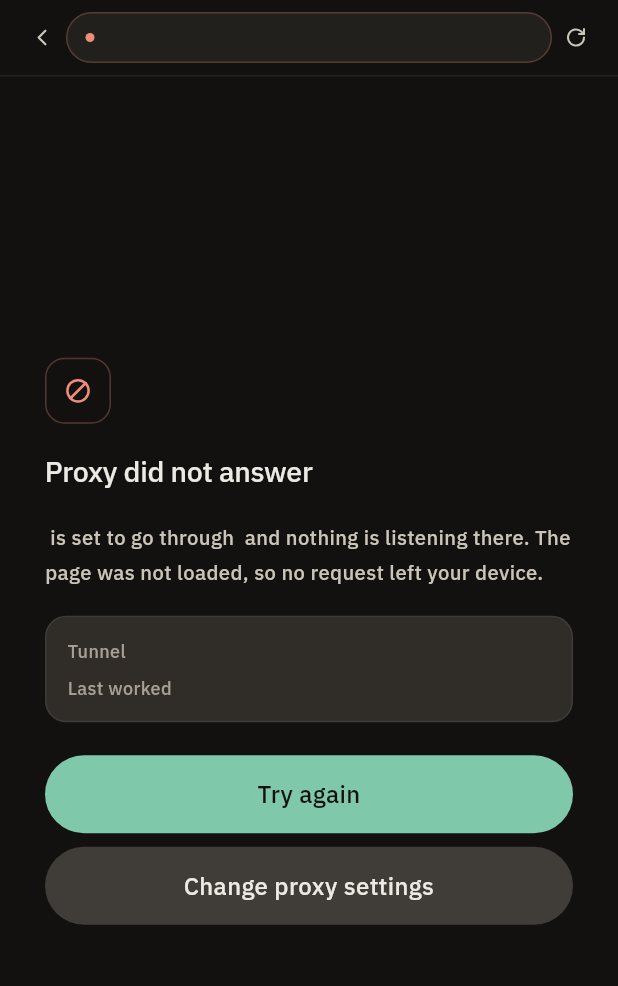
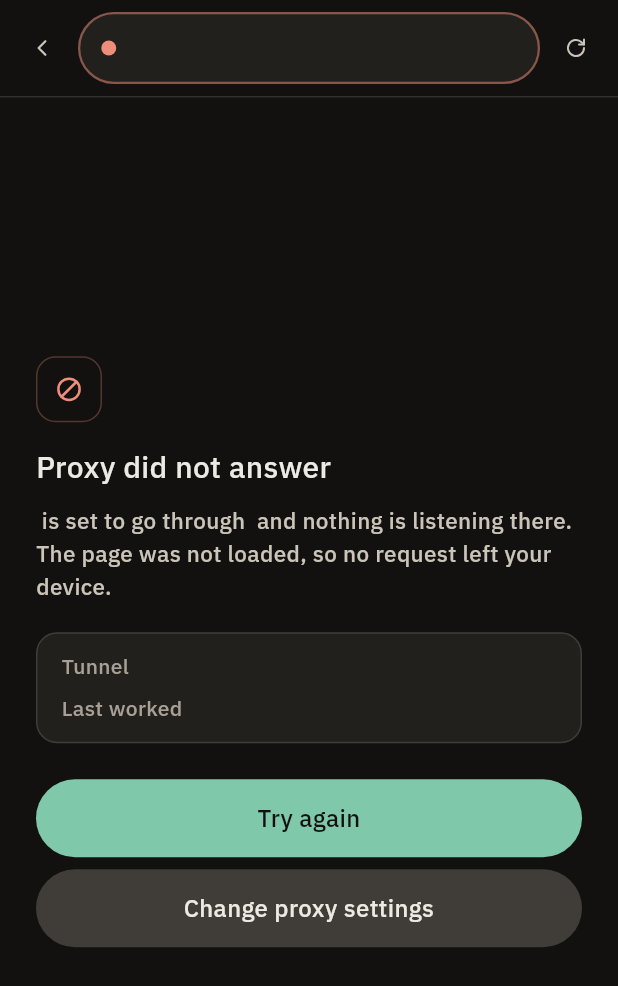
Before and after one commit to narkytypey/flutter-app, a Flutter app: the ProxyUnreachableScreen screen opened directly with empty values, on a phone screen of 412 x 824 dp. Shown: the top 986 px of the screen. Run offline on Flutter 3.47's test engine with Material 3 defaults, Android fonts, the phone set to English and light mode, and no system bars; our stand-ins replace flutter_riverpod, sqflite_sqlcipher; accounts and stored records are empty; project files that could hold a hidden picture were left out.

Commit message:
feat(restyle-v2): sheets and failure states (Plan 23 Task 5)
6a: Keep blocked is the jade action, Allow once neutral (colour only;
words, order and handlers unchanged). 6c: v2 toggles, Edit the one jade
in a 48 dp target, blocked counts in Mono, rows min 56. 7b: the wipe row
joins Remove site in danger. 7c: Discard stays jade. 8b: Open without the
tunnel is PillTone.dangerText 24 dp below Change proxy settings, shown
exactly as before. 8c: banner on the danger wash, Reconnect jade on
on-jade. Every host wraps after its dots (host_text). Literal sizes moved
to T.* roles; retired aliases replaced.

Co-Authored-By: Claude Opus 5.5 <noreply@anthropic.com>
Claude-Session: https://claude.ai/code/session_01QyqEG8RQbm9YYwPZyH8KTn

```diff
--- a/lib/ui/features/in_page/views/proxy_unreachable_screen.dart
+++ b/lib/ui/features/in_page/views/proxy_unreachable_screen.dart
@@ -1,6 +1,7 @@
 import 'package:flutter/material.dart';
 
 import '../../../../domain/models/route_failure_copy.dart';
+import '../../../core/host_text.dart';
 import '../../../core/icons.dart';
 import '../../../core/tokens.dart';
 import '../../../core/typography.dart';
@@ -48,10 +49,10 @@ class ProxyUnreachableScreen extends StatelessWidget {
       body: SafeArea(
         child: Column(
           children: [
-            _TunnelHeader(host: host),
+            TunnelHeader(host: host),
             Expanded(
               child: CenteredScroll(
-                padding: const EdgeInsets.symmetric(horizontal: 30),
+                padding: const EdgeInsets.symmetric(horizontal: S.s6),
                 child: Column(
                   mainAxisAlignment: MainAxisAlignment.center,
                   crossAxisAlignment: CrossAxisAlignment.start,
@@ -66,49 +67,46 @@ class ProxyUnreachableScreen extends StatelessWidget {
                       ),
                       child: const AppIcon(AppGlyph.refused, size: 20, color: C.danger),
                     ),
-                    const SizedBox(height: 18),
-                    Text(
-                      proxyFailureHeadline(failure),
-                      style: ui(size: 19, weight: 600, letterSpacing: -0.19),
-                    ),
+                    const SizedBox(height: S.s4),
+                    Text(proxyFailureHeadline(failure), style: T.sheetTitle),
                     if (detail != null) ...[
-                      const SizedBox(height: 18),
-                      Text(
-                        detail,
-                        style: ui(size: 13.5, height: 1.7, color: C.textMuted),
-                      ),
+                      const SizedBox(height: S.s3),
+                      Text(detail, style: T.bodyMuted),
                     ],
-                    const SizedBox(height: 18),
+                    const SizedBox(height: S.s5),
                     Container(
                       width: double.infinity,
-                      padding: const EdgeInsets.symmetric(horizontal: 14, vertical: 13),
+                      padding: const EdgeInsets.symmetric(horizontal: S.s4, vertical: S.s3),
                       decoration: BoxDecoration(
-                        color: C.sheet,
-                        borderRadius: BorderRadius.circular(14),
-                        border: Border.all(color: C.line08),
+                        color: C.surface,
+                        borderRadius: BorderRadius.circular(R.input),
+                        border: Border.all(color: C.line),
                       ),
                       child: Column(
                         children: [
                           _InfoRow(label: 'Tunnel', value: tunnelDescriptor),
-                          const SizedBox(height: 7),
+                          const SizedBox(height: S.s2),
                           _InfoRow(label: 'Last worked', value: lastWorkedLabel),
                         ],
                       ),
                     ),
-                    const SizedBox(height: 22),
+                    const SizedBox(height: S.s6),
                     PillButton(label: 'Try again', tone: PillTone.primary, onTap: onTryAgain),
-                    const SizedBox(height: 9),
+                    const SizedBox(height: S.s2),
                     PillButton(label: 'Change proxy settings', onTap: onChangeProxySettings),
+                    // The risky choice is text, set apart (restyle v2 §5,
+                    // §8): it must not carry a button's weight beside the
+                    // safe ones.
                     if (onOpenWithoutTunnel case final openDirect?) ...[
-                      const SizedBox(height: 9),
+                      const SizedBox(height: S.s6),
                       PillButton(
                         label: 'Open without the tunnel',
                         sublabel: 'This site will see your real IP',
-                        tone: PillTone.dangerOutline,
+                        tone: PillTone.dangerText,
                         onTap: openDirect,
                       ),
                     ],
-                    const SizedBox(height: 20),
+                    const SizedBox(height: S.s5),
                   ],
                 ),
               ),
@@ -120,57 +118,57 @@ class ProxyUnreachableScreen extends StatelessWidget {
   }
 }
 
-/// The site pill in a danger tint, shared by `8b` and `8c` — both show a
-/// tunnel that is not currently working.
-class _TunnelHeader extends StatelessWidget {
-  const _TunnelHeader({required this.host});
+/// The site pill in a danger tint, shared by `8b` and `8c`: both show a
+/// tunnel that is not currently working. Its marks are decoration, as the
+/// canvas draws them. The host wraps after its dots and the pill grows; it is
+/// never cut short (restyle v2 §1.6).
+class TunnelHeader extends StatelessWidget {
+  const TunnelHeader({super.key, required this.host, this.rule = true});
 
   final String host;
+
+  /// The rule under the header (`8b`); `8c`'s banner sits right under it.
+  final bool rule;
 
   @override
   Widget build(BuildContext context) {
     return Container(
-      padding: const EdgeInsets.symmetric(horizontal: 12, vertical: 8),
-      decoration: const BoxDecoration(border: Border(bottom: BorderSide(color: C.line07))),
+      padding: const EdgeInsets.symmetric(horizontal: S.s1, vertical: S.s2),
+      decoration: rule
+          ? const BoxDecoration(border: Border(bottom: BorderSide(color: C.line)))
+          : null,
       child: Row(
         children: [
           const SizedBox(
-            width: 32,
-            height: 32,
+            width: 48,
+            height: 48,
             child: Center(child: AppIcon(AppGlyph.back, size: 18)),
           ),
           Expanded(
             child: Container(
-              height: 34,
-              padding: const EdgeInsets.symmetric(horizontal: 12),
+              constraints: const BoxConstraints(minHeight: 48),
+              padding: const EdgeInsets.symmetric(horizontal: 14, vertical: S.s2),
               decoration: BoxDecoration(
                 color: C.surface,
-                borderRadius: BorderRadius.circular(17),
-                border: Border.all(color: C.danger.withValues(alpha: 0.25)),
+                borderRadius: BorderRadius.circular(24),
+                border: Border.all(color: C.danger.withValues(alpha: 0.5), width: 1.5),
               ),
               child: Row(
                 children: [
                   Container(
-                    width: 6,
-                    height: 6,
+                    width: 10,
+                    height: 10,
                     decoration: const BoxDecoration(color: C.danger, shape: BoxShape.circle),
                   ),
-                  const SizedBox(width: 7),
-                  Flexible(
-                    child: Text(
-                      host,
-                      maxLines: 1,
-                      overflow: TextOverflow.ellipsis,
-                      style: ui(size: 11.5, color: C.textTertiary),
-                    ),
-                  ),
+                  const SizedBox(width: S.s2),
+                  Expanded(child: HostText(host, style: T.address)),
                 ],
               ),
             ),
           ),
           const SizedBox(
-            width: 32,
-            height: 32,
+            width: 48,
+            height: 48,
             child: Center(child: AppIcon(AppGlyph.reload, size: 16)),
           ),
         ],
@@ -189,16 +187,16 @@ class _InfoRow extends StatelessWidget {
   Widget build(BuildContext context) {
     return Row(
       mainAxisAlignment: MainAxisAlignment.spaceBetween,
+      crossAxisAlignment: CrossAxisAlignment.start,
       children: [
-        Text(label, style: ui(size: 12, color: C.textFaint)),
-        const SizedBox(width: 12),
+        Text(label, style: T.sub.copyWith(color: C.textFaint)),
+        const SizedBox(width: S.s3),
+        // The tunnel names a host: it wraps after its dots, never cut short.
         Flexible(
-          child: Text(
+          child: HostText(
             value,
-            maxLines: 1,
-            overflow: TextOverflow.ellipsis,
             textAlign: TextAlign.end,
-            style: ui(size: 12, color: C.textSecondary),
+            style: T.sub.copyWith(color: C.textPrimary),
           ),
         ),
       ],
```
Also changed, not shown: lib/ui/features/dashboard/views/site_row_menu.dart (+16 -18 lines), lib/ui/features/dashboard/views/wipe_site_sheet.dart (+5 -5 lines), lib/ui/features/in_page/views/held_download_sheet.dart (+30 -23 lines), lib/ui/features/in_page/views/permission_request_sheet.dart (+16 -9 lines), lib/ui/features/in_page/views/site_sheet.dart (+53 -29 lines), lib/ui/features/in_page/views/tunnel_dropped_screen.dart (+27 -67 lines), 2 other files.
